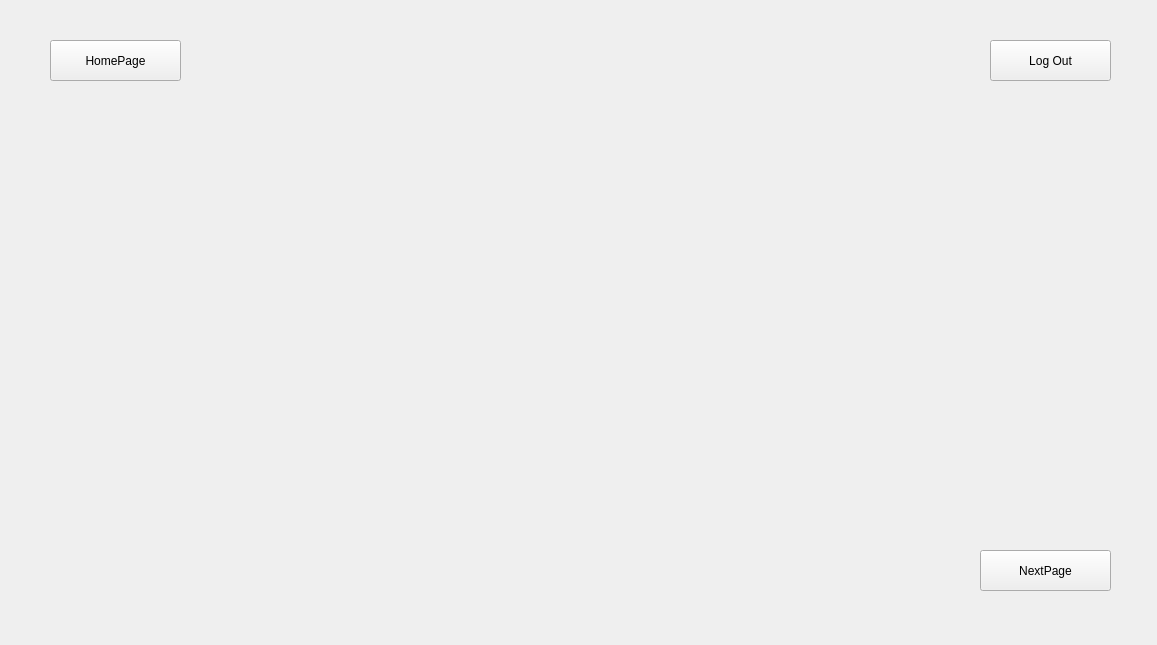
Before: the Qt Designer form ForumClient/others.ui in AndreiPascu180/OOP_Forum, drawn with Qt 5.
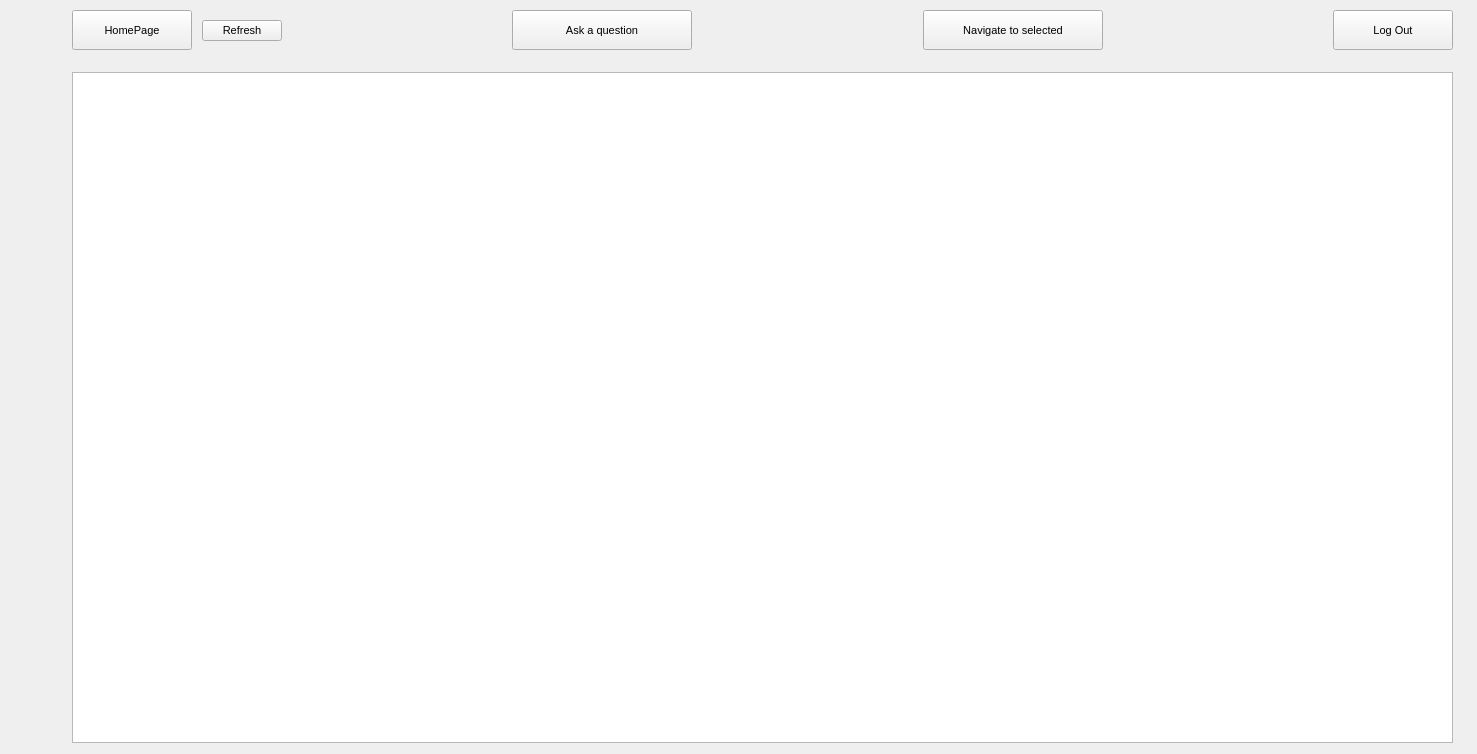
After: the same form once the commit is applied.

Diff of the .ui file:
```diff
--- a/ForumClient/others.ui
+++ b/ForumClient/others.ui
@@ -6,10 +6,15 @@
    <rect>
     <x>0</x>
     <y>0</y>
-    <width>1157</width>
-    <height>645</height>
+    <width>1477</width>
+    <height>754</height>
    </rect>
   </property>
+  <property name="font">
+   <font>
+    <pointsize>8</pointsize>
+   </font>
+  </property>
   <property name="windowTitle">
    <string>Form</string>
   </property>
@@ -18,54 +23,277 @@
     <rect>
      <x>0</x>
      <y>0</y>
-     <width>1151</width>
-     <height>641</height>
+     <width>1481</width>
+     <height>754</height>
     </rect>
    </property>
    <widget class="QWidget" name="page">
-    <widget class="QPushButton" name="pushButton">
+    <widget class="QListWidget" name="listWidget">
      <property name="geometry">
       <rect>
-       <x>50</x>
-       <y>40</y>
-       <width>131</width>
-       <height>41</height>
+       <x>72</x>
+       <y>72</y>
+       <width>1381</width>
+       <height>671</height>
       </rect>
      </property>
-     <property name="text">
-      <string>HomePage</string>
+     <property name="styleSheet">
+      <string notr="true">font: 300 16pt &quot;Segoe UI Light&quot;;
+color: rgb(255, 255, 255)</string>
      </property>
-     <property name="flat">
-      <bool>false</bool>
+     <property name="lineWidth">
+      <number>1</number>
      </property>
     </widget>
-    <widget class="QPushButton" name="pushButton_4">
+    <widget class="QWidget" name="layoutWidget">
      <property name="geometry">
       <rect>
-       <x>980</x>
-       <y>550</y>
-       <width>131</width>
-       <height>41</height>
+       <x>72</x>
+       <y>0</y>
+       <width>1381</width>
+       <height>61</height>
       </rect>
      </property>
-     <property name="text">
-      <string>NextPage</string>
+     <layout class="QHBoxLayout" name="horizontalLayout">
+      <property name="spacing">
+       <number>10</number>
+      </property>
+      <item>
+       <widget class="QPushButton" name="HomePageButton">
+        <property name="minimumSize">
+         <size>
+          <width>120</width>
+          <height>40</height>
+         </size>
+        </property>
+        <property name="maximumSize">
+         <size>
+          <width>120</width>
+          <height>40</height>
+         </size>
+        </property>
+        <property name="font">
+         <font>
+          <pointsize>8</pointsize>
+         </font>
+        </property>
+        <property name="text">
+         <string>HomePage</string>
+        </property>
+        <property name="flat">
+         <bool>false</bool>
+        </property>
+       </widget>
+      </item>
+      <item>
+       <widget class="QPushButton" name="pushButton">
+        <property name="text">
+         <string>Refresh</string>
+        </property>
+       </widget>
+      </item>
+      <item>
+       <spacer name="horizontalSpacer_2">
+        <property name="orientation">
+         <enum>Qt::Horizontal</enum>
+        </property>
+        <property name="sizeHint" stdset="0">
+         <size>
+          <width>40</width>
+          <height>20</height>
+         </size>
+        </property>
+       </spacer>
+      </item>
+      <item>
+       <widget class="QPushButton" name="AskQuestionButton">
+        <property name="minimumSize">
+         <size>
+          <width>180</width>
+          <height>40</height>
+         </size>
+        </property>
+        <property name="text">
+         <string>Ask a question</string>
+        </property>
+       </widget>
+      </item>
+      <item>
+       <spacer name="horizontalSpacer_3">
+        <property name="orientation">
+         <enum>Qt::Horizontal</enum>
+        </property>
+        <property name="sizeHint" stdset="0">
+         <size>
+          <width>40</width>
+          <height>20</height>
+         </size>
+        </property>
+       </spacer>
+      </item>
+      <item>
+       <widget class="QPushButton" name="NavigationButton">
+        <property name="minimumSize">
+         <size>
+          <width>180</width>
+          <height>40</height>
+         </size>
+        </property>
+        <property name="maximumSize">
+         <size>
+          <width>180</width>
+          <height>40</height>
+         </size>
+        </property>
+        <property name="baseSize">
+         <size>
+          <width>180</width>
+          <height>40</height>
+         </size>
+        </property>
+        <property name="text">
+         <string>Navigate to selected</string>
+        </property>
+       </widget>
+      </item>
+      <item>
+       <spacer name="horizontalSpacer">
+        <property name="orientation">
+         <enum>Qt::Horizontal</enum>
+        </property>
+        <property name="sizeHint" stdset="0">
+         <size>
+          <width>60</width>
+          <height>35</height>
+         </size>
+        </property>
+       </spacer>
+      </item>
+      <item>
+       <widget class="QPushButton" name="LogOutButton">
+        <property name="minimumSize">
+         <size>
+          <width>120</width>
+          <height>40</height>
+         </size>
+        </property>
+        <property name="maximumSize">
+         <size>
+          <width>120</width>
+          <height>40</height>
+         </size>
+        </property>
+        <property name="font">
+         <font>
+          <pointsize>8</pointsize>
+         </font>
+        </property>
+        <property name="text">
+         <string>Log Out</string>
+        </property>
+       </widget>
+      </item>
+     </layout>
+    </widget>
+   </widget>
+   <widget class="QWidget" name="page_2">
+    <widget class="QWidget" name="layoutWidget_2">
+     <property name="geometry">
+      <rect>
+       <x>410</x>
+       <y>140</y>
+       <width>681</width>
+       <height>461</height>
+      </rect>
      </property>
-     <property name="flat">
-      <bool>false</bool>
-     </property>
+     <layout class="QVBoxLayout" name="verticalLayout">
+      <property name="leftMargin">
+       <number>5</number>
+      </property>
+      <property name="topMargin">
+       <number>5</number>
+      </property>
+      <property name="rightMargin">
+       <number>5</number>
+      </property>
+      <property name="bottomMargin">
+       <number>5</number>
+      </property>
+      <item>
+       <widget class="QPlainTextEdit" name="plainTextEdit">
+        <property name="minimumSize">
+         <size>
+          <width>500</width>
+          <height>200</height>
+         </size>
+        </property>
+        <property name="font">
+         <font>
+          <family>Segoe UI Light</family>
+          <pointsize>15</pointsize>
+         </font>
+        </property>
+        <property name="styleSheet">
+         <string notr="true">color: rgb(255, 255, 255);</string>
+        </property>
+       </widget>
+      </item>
+      <item>
+       <layout class="QHBoxLayout" name="horizontalLayout_2">
+        <item>
+         <widget class="QPushButton" name="Submit">
+          <property name="minimumSize">
+           <size>
+            <width>140</width>
+            <height>40</height>
+           </size>
+          </property>
+          <property name="text">
+           <string>Submit question</string>
+          </property>
+         </widget>
+        </item>
+        <item>
+         <spacer name="horizontalSpacer_4">
+          <property name="orientation">
+           <enum>Qt::Horizontal</enum>
+          </property>
+          <property name="sizeHint" stdset="0">
+           <size>
+            <width>40</width>
+            <height>20</height>
+           </size>
+          </property>
+         </spacer>
+        </item>
+        <item>
+         <widget class="QPushButton" name="Cancel">
+          <property name="minimumSize">
+           <size>
+            <width>140</width>
+            <height>40</height>
+           </size>
+          </property>
+          <property name="text">
+           <string>Cancel</string>
+          </property>
+         </widget>
+        </item>
+       </layout>
+      </item>
+     </layout>
     </widget>
-    <widget class="QPushButton" name="pushButton_5">
+    <widget class="QLabel" name="label">
      <property name="geometry">
       <rect>
-       <x>990</x>
-       <y>40</y>
-       <width>121</width>
-       <height>41</height>
+       <x>620</x>
+       <y>60</y>
+       <width>381</width>
+       <height>51</height>
       </rect>
      </property>
      <property name="text">
-      <string>Log Out</string>
+      <string>Puneti o intrebare comunitatii:</string>
      </property>
     </widget>
    </widget>
```
Left out of the diff: 8 changed lines with no effect on the pictures.
